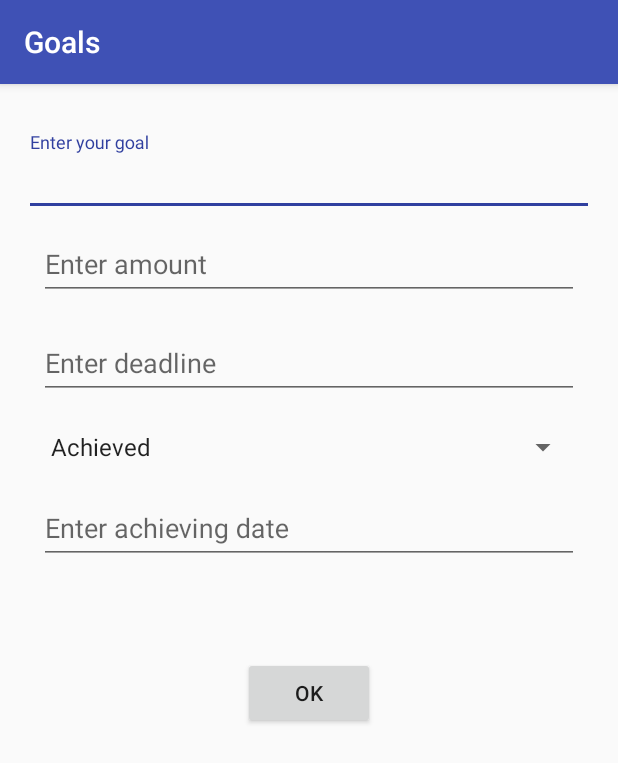
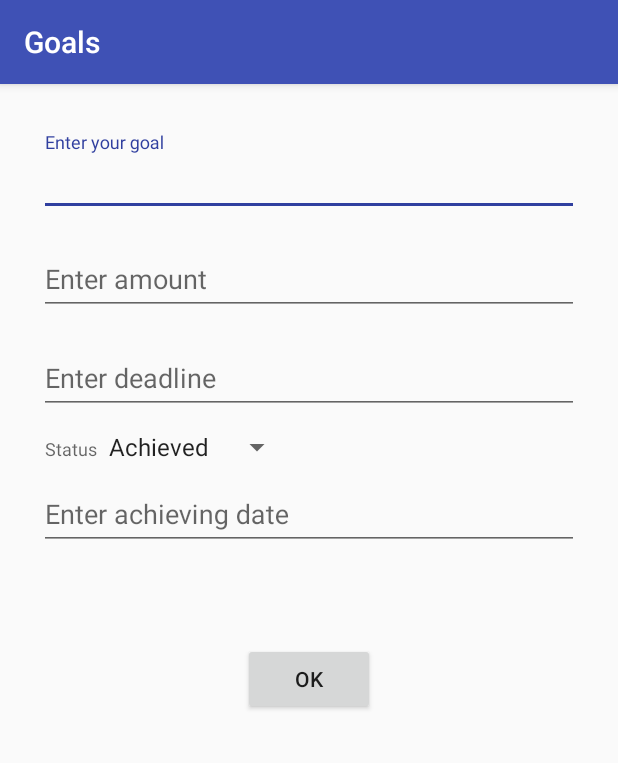
Before and after one commit to DorisDevelopers/Sharq, an Android app: the GoalsActivity screen opened directly, with no data from a screen before it, on a phone screen of 412 x 824 dp. Shown: the top 763 px of the screen. Run offline under Robolectric (Android 15) with nearby library versions, the phone set to English and light mode, and no system bars.

Commit message:
Tried to put label on spinners. needs modification.

```diff
--- a/app/src/main/java/in/doris/sharq/activities/GoalsActivity.java
+++ b/app/src/main/java/in/doris/sharq/activities/GoalsActivity.java
@@ -4,6 +4,7 @@ import android.app.DatePickerDialog;
 import android.content.Intent;
 import android.os.Bundle;
 import android.support.v7.app.AppCompatActivity;
+import android.support.v7.widget.AppCompatEditText;
 import android.support.v7.widget.Toolbar;
 import android.view.View;
 import android.widget.AdapterView;
@@ -25,8 +26,8 @@ import in.doris.sharq.db.dbHelper.SharqDbHelper;
 import in.doris.sharq.util.DatePickerFragment;
 
 public class GoalsActivity extends AppCompatActivity implements AdapterView.OnItemSelectedListener {
-    EditText id, goal, amt, ddl, adat;
-    Spinner spinner;
+    AppCompatEditText id, goal, amt, ddl, adat;
+    Spinner sts;
     Button next;
     Button finish;
     SharqDbHelper dbHelper;
@@ -40,52 +41,33 @@ public class GoalsActivity extends AppCompatActivity implements AdapterView.OnIt
         setContentView(R.layout.activity_goals2);
         Intent intent = getIntent();
         getAllWidgets();
-//        bindWidgetsWithEvent();
         dbHelper = SharqDbHelper.getInstance(getApplicationContext());
         Toolbar toolbar = (Toolbar) findViewById(R.id.toolbar);
         setSupportActionBar(toolbar);
-
-//        final DatePickerDialog.OnDateSetListener date = new DatePickerDialog.OnDateSetListener() {
-//
-//            @Override
-//            public void onDateSet(DatePicker view, int year, int monthOfYear,
-//                                  int dayOfMonth) {
-//                // TODO Auto-generated method stub
-//                myCalendar.set(Calendar.YEAR, year);
-//                myCalendar.set(Calendar.MONTH, monthOfYear);
-//                myCalendar.set(Calendar.DAY_OF_MONTH, dayOfMonth);
-//                updateLabel();
-//            }
-//
-//        };
         next = (Button) findViewById(R.id.ok);
-//        id = (EditText) findViewById(R.id._id);
-        goal = (EditText) findViewById(R.id.goal);
-        amt = (EditText) findViewById(R.id.amt);
-        ddl = (EditText) findViewById(R.id.ddl);
+        goal = (AppCompatEditText) findViewById(R.id.goal);
+        amt = (AppCompatEditText) findViewById(R.id.amt);
+        ddl = (AppCompatEditText) findViewById(R.id.ddl);
         ddl.setOnClickListener(new View.OnClickListener() {
 
             @Override
             public void onClick(View v) {
                 // TODO Auto-generated method stub
                 DatePickerFragment picker = new DatePickerFragment();
+                picker.setDateField(ddl);
                 picker.show(getSupportFragmentManager(), "datePicker");
-                ddl.setText(picker.updateLabel());
             }
         });
-        spinner = (Spinner) findViewById(R.id.sts);
-        adat = (EditText) findViewById(R.id.adat);
+        sts = (Spinner) findViewById(R.id.sts);
+        adat = (AppCompatEditText) findViewById(R.id.adat);
         adat.setOnClickListener(new View.OnClickListener() {
 
             @Override
             public void onClick(View v) {
                 // TODO Auto-generated method stub
                 DatePickerFragment picker = new DatePickerFragment();
+                picker.setDateField(adat);
                 picker.show(getSupportFragmentManager(), "datePicker");
-//                new DatePickerDialog(GoalsActivity.this, date, myCalendar
-//                        .get(Calendar.YEAR), myCalendar.get(Calendar.MONTH),
-//                        myCalendar.get(Calendar.DAY_OF_MONTH)).show();
-
             }
         });
 
@@ -94,34 +76,37 @@ public class GoalsActivity extends AppCompatActivity implements AdapterView.OnIt
     }
 
 
-//    private void updateLabel() {
-//
-//        String myFormat = "MM/dd/yy"; //In which you need put here
-//        SimpleDateFormat sdf = new SimpleDateFormat(myFormat, Locale.US);
-//
-//        ddl.setText(sdf.format(myCalendar.getTime()));
-//        adat.setText(sdf.format(myCalendar.getTime()));
-//    }
+/*
+private void updateLabel() {
 
-//        next.setOnClickListener(new View.OnClickListener() {
-//            @Override
-//            public void onClick(View v) {
-//                setContentView(R.layout.activity_goals2);
-//                GoalBean goal= new GoalBean();
-//
+String myFormat = "MM/dd/yy"; //In which you need put here
+SimpleDateFormat sdf = new SimpleDateFormat(myFormat, Locale.US);
+
+ddl.setText(sdf.format(myCalendar.getTime()));
+adat.setText(sdf.format(myCalendar.getTime()));
+}
+next.setOnClickListener(new View.OnClickListener() {
+@Override
+public void onClick(View v) {
+setContentView(R.layout.activity_goals2);
+GoalBean goal= new GoalBean();
+
+*/
 
 
     private void getAllWidgets() {
 //        id = (EditText) findViewById(R.id._id);
-        goal = (EditText) findViewById(R.id.goal);
-        amt = (EditText) findViewById(R.id.amt);
-        spinner = (Spinner) findViewById(R.id.sts);
-        spinner.setOnItemSelectedListener(this);
-        ddl = (EditText) findViewById(R.id.ddl);
+        goal = (AppCompatEditText) findViewById(R.id.goal);
+        amt = (AppCompatEditText) findViewById(R.id.amt);
+        sts = (Spinner) findViewById(R.id.sts);
+        sts.setOnItemSelectedListener(this);
+        ddl = (AppCompatEditText) findViewById(R.id.ddl);
         ddl.setFocusable(false);
         ddl.setClickable(true);
 
-        adat = (EditText) findViewById(R.id.adat);
+        adat = (AppCompatEditText) findViewById(R.id.adat);
+        adat.setFocusable(false);
+        adat.setClickable(true);
 
         next = (Button) findViewById(R.id.ok);
 
@@ -129,7 +114,7 @@ public class GoalsActivity extends AppCompatActivity implements AdapterView.OnIt
 
     public void onButtonClick(View view) {
         if ( goal.getText().toString().equals("") || amt.getText().toString().equals("")
-                || ddl.getText().toString().equals("") || spinner.getSelectedItem().toString().equals("") || adat.getText().toString().equals(""))
+                || ddl.getText().toString().equals("") || sts.getSelectedItem().toString().equals("") || adat.getText().toString().equals(""))
        {
             Toast.makeText(getApplicationContext(), "Add all Fields", Toast.LENGTH_LONG).show();
         } else {
@@ -139,7 +124,7 @@ public class GoalsActivity extends AppCompatActivity implements AdapterView.OnIt
 //       Log.d(TAG, ddl.getText().toString());
             Date eddl = Date.valueOf(ddl.getText().toString());
             Date eadat = Date.valueOf(adat.getText().toString());
-            String esst =  String.valueOf(spinner.getSelectedItem());
+            String esst =  String.valueOf(sts.getSelectedItem());
             GoalBean gb = new GoalBean();
             gb.setGoal(egoal);
             gb.setAmt(eamt);
@@ -156,9 +141,9 @@ public class GoalsActivity extends AppCompatActivity implements AdapterView.OnIt
 
     @Override
     public void onItemSelected(AdapterView<?> parent, View view, int position, long id) {
-        Toast.makeText(parent.getContext(),
+        /*Toast.makeText(parent.getContext(),
                 parent.getItemAtPosition(position).toString(),
-                Toast.LENGTH_SHORT).show();
+                Toast.LENGTH_SHORT).show();*/
     }
 
     @Override
--- a/app/src/main/res/layout/activity_goals2.xml
+++ b/app/src/main/res/layout/activity_goals2.xml
@@ -34,21 +34,18 @@
         >
 
         <android.support.design.widget.TextInputLayout
+            android:layout_marginTop="72dp"
             android:layout_width="match_parent"
             android:layout_height="wrap_content"
-            android:layout_marginTop="72dp"
-            android:layout_alignParentTop="true"
             android:id="@+id/goal_box">
         <android.support.v7.widget.AppCompatEditText
+            android:layout_margin="10dp"
             android:id="@+id/goal"
             android:hint="@string/goal_prompt"
             android:layout_width="match_parent"
             android:layout_height="wrap_content"
             android:inputType="textImeMultiLine"
-            android:layout_alignLeft="@+id/amt"
-            android:layout_alignStart="@+id/amt"
-            android:layout_alignRight="@+id/amt"
-            android:layout_alignEnd="@+id/amt" />
+            android:layout_weight= "1"/>
         </android.support.design.widget.TextInputLayout>
         <android.support.design.widget.TextInputLayout
             android:layout_width="match_parent"
@@ -77,19 +74,34 @@
             android:focusable="false"
             android:clickable="true" />
         </android.support.design.widget.TextInputLayout>
+        <LinearLayout
+            android:layout_width="match_parent"
+            android:layout_height="wrap_content"
+            android:layout_below="@+id/ddl_box"
+            android:layout_weight= "1"
+            android:id="@+id/sts_box">
+        <TextView
+            android:layout_width="wrap_content"
+            android:layout_height="wrap_content"
+            android:text="Status"
+            style="@style/LeftInputLabel"
+            android:id="@+id/sts_label"
+            android:layout_alignParentTop="true"
+            />
         <Spinner
-            android:layout_below="@+id/ddl_box"
-            android:layout_margin="10dp"
             android:id="@+id/sts"
+            android:layout_width="wrap_content"
             android:prompt="@string/sts_prompt"
-            android:layout_width="fill_parent"
             android:layout_height="wrap_content"
             android:spinnerMode="dialog"
-            android:entries="@array/status"/>
+            android:entries="@array/status"
+            android:layout_alignParentEnd="true"
+            android:layout_alignParentRight="true"/>
+        </LinearLayout>
         <android.support.design.widget.TextInputLayout
             android:layout_width="match_parent"
             android:layout_height="wrap_content"
-            android:layout_below="@+id/sts"
+            android:layout_below="@+id/sts_box"
             android:id="@+id/adat_box">
         <android.support.v7.widget.AppCompatEditText
             android:layout_margin="10dp"
--- a/app/src/main/res/layout/content_register.xml
+++ b/app/src/main/res/layout/content_register.xml
@@ -113,7 +113,7 @@
             android:layout_width="wrap_content"
             android:layout_height="wrap_content"
             android:text="Currency"
-            style="@style/InputLabel"
+            style="@style/LeftInputLabel"
             android:id="@+id/ccy_label"
             android:layout_alignParentTop="true"
             />
@@ -130,7 +130,7 @@
             android:layout_width="wrap_content"
             android:layout_height="wrap_content"
             android:text="Rank"
-            style="@style/InputLabel"
+            style="@style/RightInputLabel"
             android:id="@+id/rank_label"
             android:layout_alignParentTop="true"
             />
--- a/app/src/main/res/values/dimens.xml
+++ b/app/src/main/res/values/dimens.xml
@@ -9,5 +9,5 @@
     <dimen name="g_top_margin">100dp</dimen>
     <!-- For labels of Spinners/Dropdown -->
     <dimen name="input_label_vertical_spacing">8dp</dimen>
-    <dimen name="input_label_horizontal_spacing">4dp</dimen>
+    <dimen name="input_label_horizontal_spacing">14dp</dimen>
 </resources>
--- a/app/src/main/res/values/styles.xml
+++ b/app/src/main/res/values/styles.xml
@@ -33,9 +33,14 @@
     </style>
 
     <!-- For labels of Spinners/Dropdown -->
-    <style name="InputLabel" parent="TextAppearance.AppCompat.Caption">
+    <style name="LeftInputLabel" parent="TextAppearance.AppCompat.Caption">
         <item name="android:paddingBottom">@dimen/input_label_vertical_spacing</item>
         <item name="android:paddingLeft">@dimen/input_label_horizontal_spacing</item>
-        <item name="android:paddingRight">@dimen/input_label_horizontal_spacing</item>
+        <!--<item name="android:paddingRight">@dimen/input_label_horizontal_spacing</item>-->
+    </style>
+    <style name="RightInputLabel" parent="TextAppearance.AppCompat.Caption">
+        <item name="android:paddingBottom">@dimen/input_label_vertical_spacing</item>
+        <!--<item name="android:paddingLeft">@dimen/input_label_horizontal_spacing</item>
+        <item name="android:paddingRight">@dimen/input_label_horizontal_spacing</item>-->
     </style>
 </resources>
```
Also changed, not shown: app/src/main/java/in/doris/sharq/activities/BluePrintActivity.java (+35 -22 lines), app/src/main/java/in/doris/sharq/util/DatePickerFragment.java (+12 -18 lines), app/src/main/res/layout/activity_blue_print.xml (+22 -18 lines).
